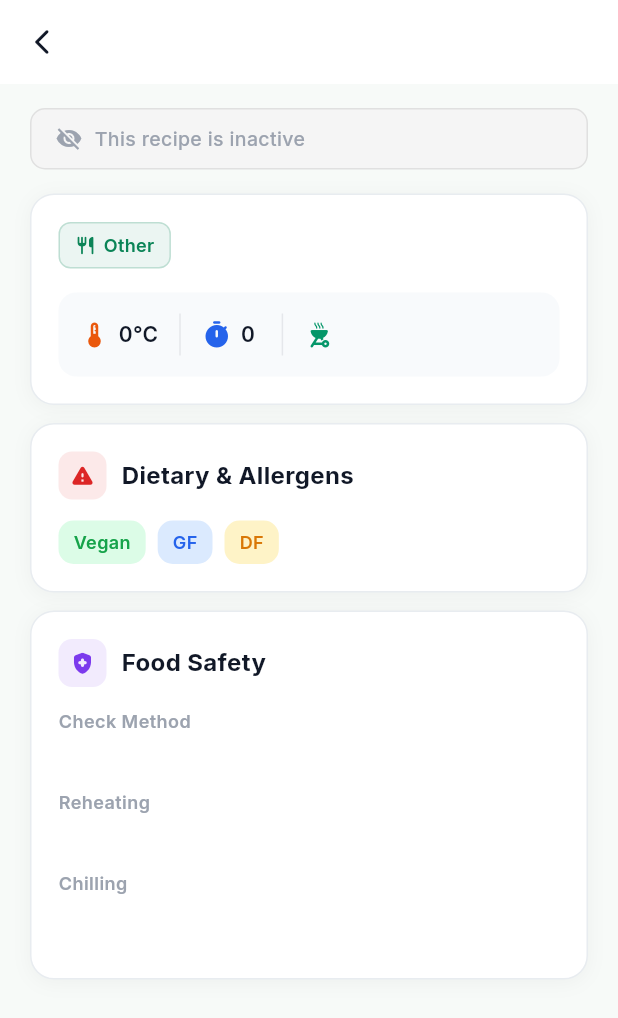
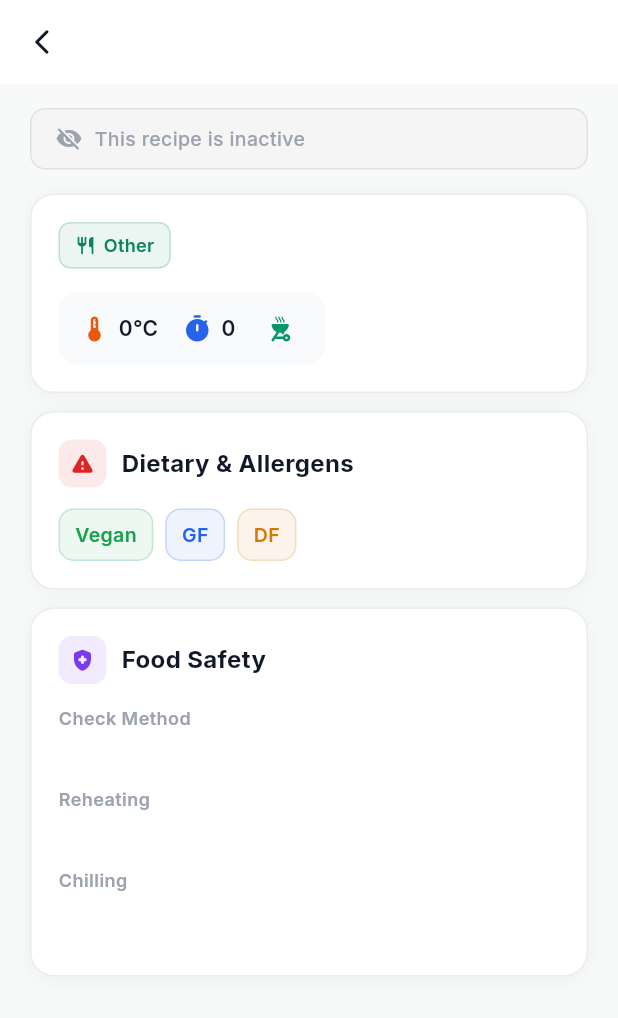
Before and after one commit to KNSTNTN24/haccp-mobile, a Flutter app: the RecipeDetailScreen screen opened directly with empty values, on a phone screen of 412 x 824 dp. Shown: the top 1018 px of the screen. Run offline on Flutter 3.47's test engine with Material 3 defaults, Android fonts, the phone set to English and light mode, and no system bars; our stand-ins replace csv, file_picker, flutter_riverpod, go_router, google_fonts, image_picker and 3 more; missing offline and left inert: dart:html; accounts and stored records are empty.

Commit message:
Fix recipe detail navigation and overflow
- Move detail routes (recipe, checklist, history) outside ShellRoute
  for native single-AppBar navigation
- Fix cooking stats overflow: Row → Wrap
- Unify dietary chip styling to match allergen badges

Co-Authored-By: Claude Opus 4.6 (1M context) <noreply@anthropic.com>

```diff
--- a/lib/screens/recipes/recipe_detail_screen.dart
+++ b/lib/screens/recipes/recipe_detail_screen.dart
@@ -153,13 +153,15 @@ class _RecipeDetailScreenState extends ConsumerState<RecipeDetailScreen> {
               if (hasCooking) ...[
                 const SizedBox(height: 16),
                 Container(padding: const EdgeInsets.all(14), decoration: BoxDecoration(color: const Color(0xFFF8FAFC), borderRadius: BorderRadius.circular(12)),
-                  child: Row(children: [
-                    if (recipe.cookingTemp != null) _statChip(Icons.thermostat_rounded, '${recipe.cookingTemp!.toStringAsFixed(0)}°C', const Color(0xFFEA580C)),
-                    if (recipe.cookingTemp != null && recipe.cookingTime != null) Container(width: 1, height: 28, margin: const EdgeInsets.symmetric(horizontal: 14), color: AppColors.divider),
-                    if (recipe.cookingTime != null) _statChip(Icons.timer_rounded, '${recipe.cookingTime!.toStringAsFixed(0)} ${recipe.cookingTimeUnit ?? 'min'}', const Color(0xFF2563EB)),
-                    if ((recipe.cookingTemp != null || recipe.cookingTime != null) && recipe.cookingMethod != null) Container(width: 1, height: 28, margin: const EdgeInsets.symmetric(horizontal: 14), color: AppColors.divider),
-                    if (recipe.cookingMethod != null) _statChip(Icons.outdoor_grill_rounded, recipe.cookingMethod!, const Color(0xFF059669)),
-                  ])),
+                  child: Wrap(
+                    spacing: 16,
+                    runSpacing: 10,
+                    children: [
+                      if (recipe.cookingTemp != null) _statChip(Icons.thermostat_rounded, '${recipe.cookingTemp!.toStringAsFixed(0)}°C', const Color(0xFFEA580C)),
+                      if (recipe.cookingTime != null) _statChip(Icons.timer_rounded, '${recipe.cookingTime!.toStringAsFixed(0)} ${recipe.cookingTimeUnit ?? 'min'}', const Color(0xFF2563EB)),
+                      if (recipe.cookingMethod != null) _statChip(Icons.outdoor_grill_rounded, recipe.cookingMethod!, const Color(0xFF059669)),
+                    ],
+                  )),
               ],
             ])),
 
@@ -171,16 +173,23 @@ class _RecipeDetailScreenState extends ConsumerState<RecipeDetailScreen> {
                 const SizedBox(height: 14),
                 if (hasDietary) ...[
                   Wrap(spacing: 8, runSpacing: 8, children: recipe.dietaryLabels.map((label) {
-                    Color bg; Color fg;
+                    Color color;
                     switch (label) {
-                      case 'Vegan': bg = const Color(0xFFDCFCE7); fg = const Color(0xFF16A34A); break;
-                      case 'Vegetarian': bg = const Color(0xFFD1FAE5); fg = const Color(0xFF059669); break;
-                      case 'GF': bg = const Color(0xFFDBEAFE); fg = const Color(0xFF2563EB); break;
-                      case 'DF': bg = const Color(0xFFFEF3C7); fg = const Color(0xFFD97706); break;
-                      default: bg = Colors.grey.shade100; fg = Colors.grey.shade700;
+                      case 'Vegan': color = const Color(0xFF16A34A); break;
+                      case 'Vegetarian': color = const Color(0xFF059669); break;
+                      case 'GF': color = const Color(0xFF2563EB); break;
+                      case 'DF': color = const Color(0xFFD97706); break;
+                      default: color = Colors.grey.shade600;
                     }
-                    return Container(padding: const EdgeInsets.symmetric(horizontal: 10, vertical: 6), decoration: BoxDecoration(color: bg, borderRadius: BorderRadius.circular(10)),
-                      child: Text(label, style: GoogleFonts.inter(fontSize: 12, fontWeight: FontWeight.w600, color: fg)));
+                    return Container(
+                      padding: const EdgeInsets.symmetric(horizontal: 10, vertical: 7),
+                      decoration: BoxDecoration(
+                        color: color.withValues(alpha: 0.08),
+                        borderRadius: BorderRadius.circular(10),
+                        border: Border.all(color: color.withValues(alpha: 0.2)),
+                      ),
+                      child: Text(label, style: GoogleFonts.inter(fontSize: 13, fontWeight: FontWeight.w600, color: color)),
+                    );
                   }).toList()),
                   if (hasAllergens) const SizedBox(height: 10),
                 ],
```
Also changed, not shown: lib/config/router.dart (+33 -38 lines), lib/screens/recipes/recipes_screen.dart (+12 -8 lines).
